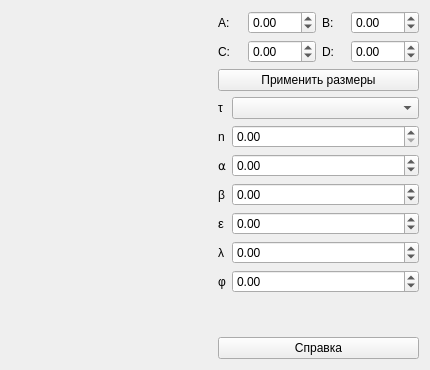
Qt form mainwindow.ui (ivanshchitov/Euler-method) before a commit.
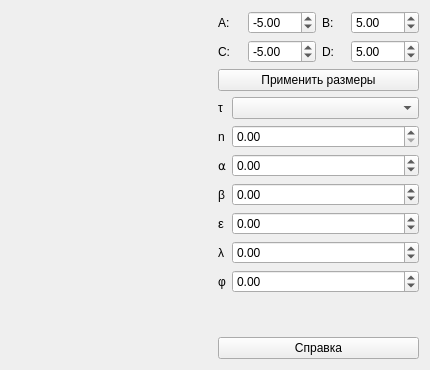
The same form after that commit. Custom widgets are drawn as their Qt base class.

Commit message: Add initialization size spin bixes.

The edit to the form file:
```diff
--- a/mainwindow.ui
+++ b/mainwindow.ui
@@ -30,6 +30,9 @@
           <property name="maximum">
            <double>100.000000000000000</double>
           </property>
+          <property name="value">
+           <double>-5.000000000000000</double>
+          </property>
          </widget>
         </item>
         <item row="1" column="2">
@@ -61,6 +64,9 @@
           <property name="maximum">
            <double>100.000000000000000</double>
           </property>
+          <property name="value">
+           <double>5.000000000000000</double>
+          </property>
          </widget>
         </item>
         <item row="0" column="3">
@@ -71,6 +77,9 @@
           <property name="maximum">
            <double>100.000000000000000</double>
           </property>
+          <property name="value">
+           <double>5.000000000000000</double>
+          </property>
          </widget>
         </item>
         <item row="0" column="1">
@@ -81,6 +90,9 @@
           <property name="maximum">
            <double>100.000000000000000</double>
           </property>
+          <property name="value">
+           <double>-5.000000000000000</double>
+          </property>
          </widget>
         </item>
         <item row="0" column="2">
```
The commit also changes 1 other file.
